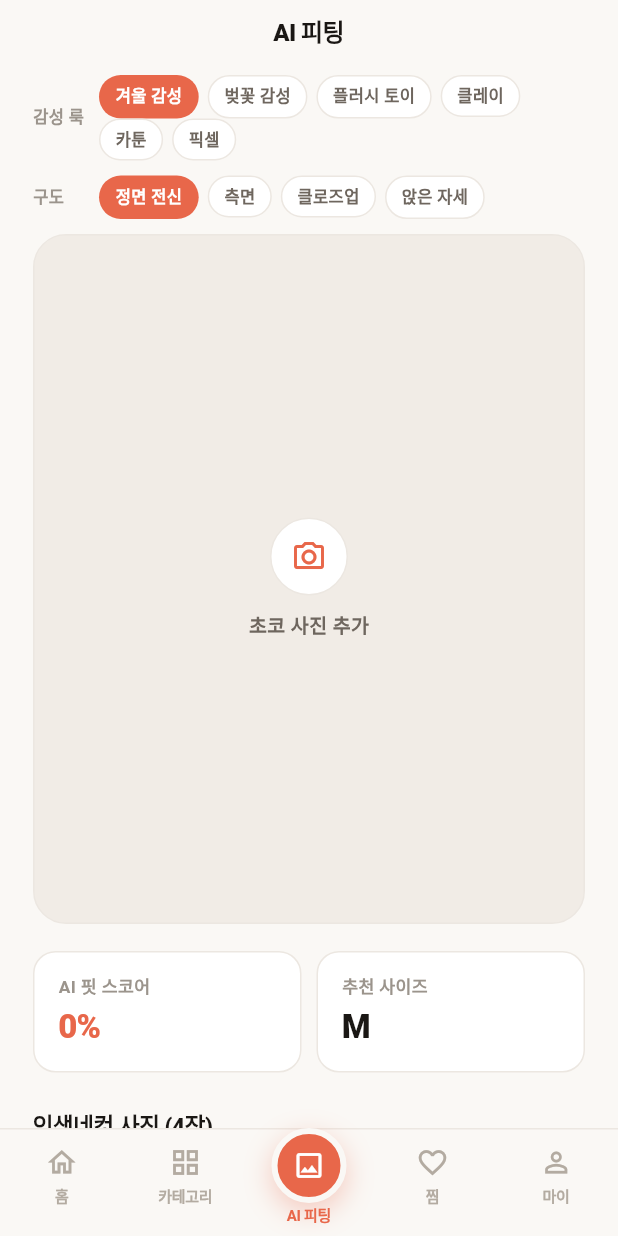
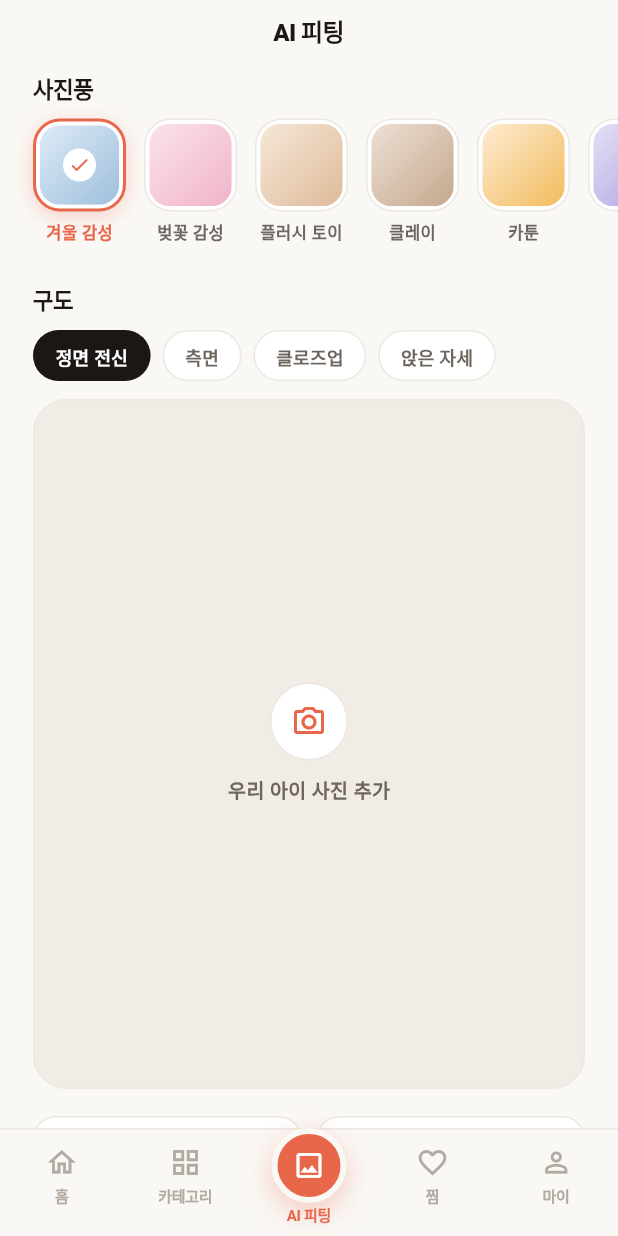
Before and after one commit to try-it-pet/Backend, a Flutter app: the screen it shows after launch, item 3 of the bottom bar chosen, on a phone screen of 412 x 824 dp. Run offline on Flutter 3.47's test engine with Material 3 defaults, Android fonts, the phone set to English and light mode, and no system bars; our stand-ins replace app_links, flutter_local_notifications, flutter_secure_storage, google_sign_in, image_picker; accounts and stored records are empty; network calls fail; Roboto replaces fonts that are missing (Pretendard).

Commit message:
feat(fit): AI 피팅 화면 상용 앱 스타일 개편
- '감성 룩' → '사진풍': 가로 스크롤 타일 셀렉터(틴트+선택 체크·라벨).
  사진풍이 계속 추가돼도 스크롤로 확장, 미등록 키는 해시 파스텔 자동 배정
- 구도: 섹션 타이틀 + 가로 스크롤 칩으로 정리
- 로딩/분석/사진추가 문구의 '초코' 하드코딩 → 활성 펫 이름(appState.activePet)
- 입혀볼 옷 타일: 보더(바깥)·이미지 클립(안쪽) 분리로 주황 테두리 깨짐 수정,
  64px + 선택 애니메이션

Co-Authored-By: Claude Fable 5 <noreply@anthropic.com>

```diff
--- a/pawdy_flutter/lib/screens/fit_screen.dart
+++ b/pawdy_flutter/lib/screens/fit_screen.dart
@@ -18,7 +18,8 @@ class FitScreen extends StatefulWidget {
 }
 
 class _FitScreenState extends State<FitScreen> {
-  static const petName = '초코';
+  // 등록된 펫(활성 펫) 이름 — 미등록이면 기본 호칭
+  String get _petName => appState.activePet?.name ?? '우리 아이';
 
   // 실제 생성 = replicate(winter LoRA 등). 사용자에겐 모델 선택을 노출하지 않는다.
   // (개발 중 A/B 가 필요하면 아래 _providers + 'AI 모델' 칩을 임시로 되살려 쓸 것.)
@@ -47,6 +48,26 @@ class _FitScreenState extends State<FitScreen> {
     ['cartoon', '카툰'],
     ['pixel', '픽셀'],
   ];
+
+  // 사진풍 타일 틴트 — 새 사진풍이 추가되면 여기 없어도 키 해시 기반 파스텔이 자동 배정된다.
+  static const Map<String, List<Color>> _styleTints = {
+    'winter': [Color(0xFFDDEAF6), Color(0xFF9FC0DD)],
+    'sakura': [Color(0xFFFBE3EA), Color(0xFFF0B3C9)],
+    'plush': [Color(0xFFF6E7D8), Color(0xFFDDBB99)],
+    'clay': [Color(0xFFEDE0D4), Color(0xFFC4A78D)],
+    'cartoon': [Color(0xFFFDEBD2), Color(0xFFF3BC5D)],
+    'pixel': [Color(0xFFE4E0F5), Color(0xFFAA9EDF)],
+  };
+
+  List<Color> _tintFor(String key) {
+    final hit = _styleTints[key];
+    if (hit != null) return hit;
+    final hue = (key.hashCode % 360).toDouble().abs();
+    return [
+      HSLColor.fromAHSL(1, hue, 0.45, 0.90).toColor(),
+      HSLColor.fromAHSL(1, hue, 0.42, 0.72).toColor(),
+    ];
+  }
   static const _comps = [
     ['front_full', '정면 전신'],
     ['side', '측면'],
@@ -242,10 +263,8 @@ class _FitScreenState extends State<FitScreen> {
               child: ListView(
                 padding: const EdgeInsets.only(bottom: 24),
                 children: [
-                  _labeledChips('감성 룩', _styles, _style,
-                      (v) => setState(() => _style = v)),
-                  _labeledChips('구도', _comps, _composition,
-                      (v) => setState(() => _composition = v)),
+                  _styleSection(),
+                  _compSection(),
                   _preview(),
                   _scoreCards(product),
                   _garmentPicker(),
@@ -261,59 +280,140 @@ class _FitScreenState extends State<FitScreen> {
     );
   }
 
-  Widget _chipRow(String label, List<String> keys, String Function(String) text,
-      String current, ValueChanged<String> onTap,
-      {bool dark = false}) {
-    return Padding(
-      padding: const EdgeInsets.fromLTRB(22, 8, 22, 2),
-      child: Row(
+  Widget _sectionTitle(String title) => Padding(
+        padding: const EdgeInsets.fromLTRB(22, 6, 22, 0),
+        child: Text(title,
+            style: const TextStyle(
+                fontSize: 15,
+                fontWeight: FontWeight.w800,
+                letterSpacing: -0.3,
+                color: T.ink)),
+      );
+
+  /// 사진풍 선택 — 가로 스크롤 타일. 사진풍이 계속 늘어나도 그대로 확장된다.
+  Widget _styleSection() {
+    return Column(
+      crossAxisAlignment: CrossAxisAlignment.start,
       children: [
+        _sectionTitle('사진풍'),
         SizedBox(
-              width: 44,
-              child: Text(label,
-                  style: const TextStyle(
-                      fontSize: 11,
-                      color: T.muted,
-                      fontWeight: FontWeight.w600))),
-          Expanded(
-            child: Wrap(
-              spacing: 6,
-              children: keys.map((k) {
-                final on = current == k;
+          height: 98,
+          child: ListView.separated(
+            scrollDirection: Axis.horizontal,
+            padding: const EdgeInsets.fromLTRB(22, 10, 22, 0),
+            itemCount: _styles.length,
+            separatorBuilder: (_, __) => const SizedBox(width: 12),
+            itemBuilder: (_, i) => _styleTile(_styles[i][0], _styles[i][1]),
+          ),
+        ),
+      ],
+    );
+  }
+
+  Widget _styleTile(String key, String label) {
+    final on = _style == key;
+    final tint = _tintFor(key);
     return GestureDetector(
-                  onTap: () => onTap(k),
+      onTap: () => setState(() => _style = key),
+      child: Column(
+        mainAxisSize: MainAxisSize.min,
+        children: [
+          AnimatedContainer(
+            duration: const Duration(milliseconds: 150),
+            width: 62,
+            height: 62,
+            padding: const EdgeInsets.all(2.5),
+            decoration: BoxDecoration(
+              color: T.surface,
+              borderRadius: BorderRadius.circular(18),
+              border: Border.all(
+                  color: on ? T.accent : T.line, width: on ? 2 : 1),
+              boxShadow: on
+                  ? [
+                      BoxShadow(
+                          color: T.accent.withValues(alpha: 0.28),
+                          blurRadius: 10,
+                          offset: const Offset(0, 3)),
+                    ]
+                  : null,
+            ),
+            child: ClipRRect(
+              borderRadius: BorderRadius.circular(13.5),
               child: Container(
-                    padding:
-                        const EdgeInsets.symmetric(horizontal: 10, vertical: 5),
                 decoration: BoxDecoration(
-                      color: on ? (dark ? T.ink : T.accent) : T.surface,
-                      borderRadius: BorderRadius.circular(999),
-                      border: Border.all(color: on ? Colors.transparent : T.line),
+                  gradient: LinearGradient(
+                      colors: tint,
+                      begin: Alignment.topLeft,
+                      end: Alignment.bottomRight),
                 ),
-                    child: Text(text(k),
+                child: on
+                    ? Center(
+                        child: Container(
+                          width: 22,
+                          height: 22,
+                          decoration: const BoxDecoration(
+                              color: Colors.white, shape: BoxShape.circle),
+                          child: const Icon(Icons.check_rounded,
+                              size: 15, color: T.accent),
+                        ),
+                      )
+                    : null,
+              ),
+            ),
+          ),
+          const SizedBox(height: 6),
+          Text(label,
               style: TextStyle(
                   fontSize: 11,
-                            fontWeight: FontWeight.w600,
-                            color: on ? Colors.white : T.sub)),
-                  ),
-                );
-              }).toList(),
-            ),
-          ),
+                  fontWeight: on ? FontWeight.w800 : FontWeight.w600,
+                  color: on ? T.accent : T.sub)),
         ],
       ),
     );
   }
 
-  Widget _labeledChips(String label, List<List<String>> opts, String current,
-          ValueChanged<String> onTap) =>
-      _chipRow(
-        label,
-        opts.map((e) => e[0]).toList(),
-        (k) => opts.firstWhere((e) => e[0] == k)[1],
-        current,
-        onTap,
+  /// 구도 선택 — 가로 스크롤 칩
+  Widget _compSection() {
+    return Column(
+      crossAxisAlignment: CrossAxisAlignment.start,
+      children: [
+        const SizedBox(height: 16),
+        _sectionTitle('구도'),
+        SizedBox(
+          height: 44,
+          child: ListView.separated(
+            scrollDirection: Axis.horizontal,
+            padding: const EdgeInsets.fromLTRB(22, 10, 22, 0),
+            itemCount: _comps.length,
+            separatorBuilder: (_, __) => const SizedBox(width: 8),
+            itemBuilder: (_, i) {
+              final k = _comps[i][0];
+              final on = _composition == k;
+              return GestureDetector(
+                onTap: () => setState(() => _composition = k),
+                child: Container(
+                  padding:
+                      const EdgeInsets.symmetric(horizontal: 14, vertical: 8),
+                  decoration: BoxDecoration(
+                    color: on ? T.ink : T.surface,
+                    borderRadius: BorderRadius.circular(999),
+                    border:
+                        Border.all(color: on ? Colors.transparent : T.line),
+                  ),
+                  child: Text(_comps[i][1],
+                      style: TextStyle(
+                          fontSize: 12,
+                          fontWeight: FontWeight.w700,
+                          color: on ? Colors.white : T.sub)),
+                ),
               );
+            },
+          ),
+        ),
+        const SizedBox(height: 4),
+      ],
+    );
+  }
 
   Widget _preview() {
     final hasPhoto = _photo != null;
@@ -367,14 +467,15 @@ class _FitScreenState extends State<FitScreen> {
 
   Widget _previewContent() {
     return _loading
-              ? const Center(
+              ? Center(
                   child: Column(
                     mainAxisSize: MainAxisSize.min,
                     children: [
-                      CircularProgressIndicator(color: T.accent, strokeWidth: 3),
-                      SizedBox(height: 16),
-                      Text('AI가 $petName에게 입히는 중…',
-                          style: TextStyle(
+                      const CircularProgressIndicator(
+                          color: T.accent, strokeWidth: 3),
+                      const SizedBox(height: 16),
+                      Text('AI가 $_petName에게 입히는 중…',
+                          style: const TextStyle(
                               fontSize: 13,
                               color: T.sub,
                               fontWeight: FontWeight.w600)),
@@ -407,7 +508,7 @@ class _FitScreenState extends State<FitScreen> {
                     color: T.accent, size: 24),
               ),
               const SizedBox(height: 10),
-              Text('$petName 사진 추가',
+              Text('$_petName 사진 추가',
                   style: const TextStyle(
                       fontSize: 13, color: T.sub, fontWeight: FontWeight.w600)),
               if (_msg.isNotEmpty) ...[
@@ -478,35 +579,43 @@ class _FitScreenState extends State<FitScreen> {
                   color: T.ink)),
         ),
         SizedBox(
-          height: 74,
+          height: 80,
           child: ListView.separated(
             scrollDirection: Axis.horizontal,
-            padding: const EdgeInsets.fromLTRB(22, 14, 22, 4),
+            padding: const EdgeInsets.fromLTRB(22, 12, 22, 4),
             itemCount: _fittable.length,
             separatorBuilder: (_, __) => const SizedBox(width: 10),
             itemBuilder: (_, i) {
               final p = _fittable[i];
               final on = p.id == _fitId;
               final img = Api.imageUrl(p);
+              // 보더(바깥)와 이미지 클립(안쪽)을 분리 — 이미지가 보더를 덮어
+              // 주황 테두리가 깨져 보이던 문제 방지.
               return GestureDetector(
                 onTap: () => setState(() {
                   _fitId = p.id;
                   _result = null;
                 }),
-                child: Container(
-                  width: 60,
-                  height: 60,
+                child: AnimatedContainer(
+                  duration: const Duration(milliseconds: 150),
+                  width: 64,
+                  height: 64,
+                  padding: const EdgeInsets.all(2.5),
                   decoration: BoxDecoration(
-                    borderRadius: BorderRadius.circular(14),
+                    color: T.surface,
+                    borderRadius: BorderRadius.circular(16),
                     border: Border.all(
-                        color: on ? T.accent : Colors.transparent, width: 2),
+                        color: on ? T.accent : T.line, width: on ? 2 : 1),
                   ),
-                  clipBehavior: Clip.antiAlias,
+                  child: ClipRRect(
+                    borderRadius: BorderRadius.circular(11.5),
                     child: Container(
                       color: T.soft,
                       child: img == null
-                        ? const Icon(Icons.checkroom, color: T.muted2, size: 22)
+                          ? const Icon(Icons.checkroom,
+                              color: T.muted2, size: 22)
                           : Image.network(img, fit: BoxFit.cover),
+                    ),
                   ),
                 ),
               );
@@ -630,7 +739,7 @@ class _FitScreenState extends State<FitScreen> {
         ? _result!.analysis
         : _loading
             ? 'AI가 체형을 분석하고 있어요…'
-            : '$petName의 체형에는 ${_result?.recommendedSize ?? _size} 사이즈가 가장 잘 맞아요.';
+            : '$_petName의 체형에는 ${_result?.recommendedSize ?? _size} 사이즈가 가장 잘 맞아요.';
     return Padding(
       padding: const EdgeInsets.fromLTRB(22, 16, 22, 0),
       child: Container(
```
Lines whose indentation alone changed are shown as unchanged.
